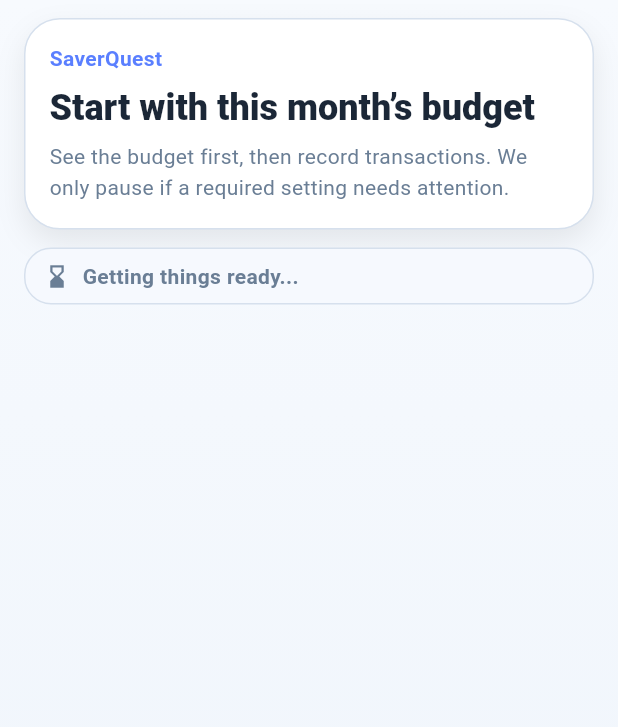
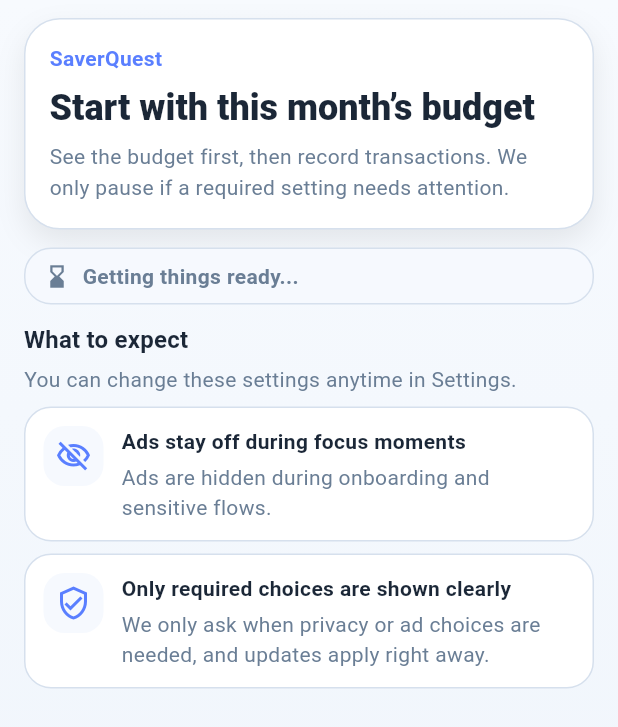
Before and after one commit to Forevernewvie/saverQuest, a Flutter app: the screen it shows after launch, on a phone screen of 412 x 824 dp. Shown: the top 727 px of the screen. Run offline on Flutter 3.47's test engine with Material 3 defaults, Android fonts, the phone set to English and light mode, and no system bars; our stand-ins replace firebase_analytics, firebase_core, firebase_crashlytics, firebase_remote_config, google_mobile_ads, shared_preferences; missing offline and left inert: app_tracking_transparency; accounts and stored records are empty; statements that could not run were skipped.

Commit message:
Clarify screen guidance and recovery paths in key money flows
This keeps the onboarding, report, and shared navigation surfaces easier to scan without changing ledger behavior. The patch adds trust cues during onboarding, gives filtered report views a clear way back to all recent activity, and relaxes the month switcher layout for compact large-text screens.

Constraint: Keep behavior intact and avoid new dependencies

Rejected: Broader screen-by-screen copy rewrite | too wide for the bounded worker-1 lane

Confidence: high

Scope-risk: narrow

Directive: Keep month-switcher controls readable under compact widths and large text before tightening the layout again

Tested: flutter analyze

Tested: flutter test test/features/report/report_page_test.dart test/widgets/common/app_blocks_test.dart test/features/responsive_layout_smoke_test.dart

Tested: flutter test test/features/onboarding/onboarding_page_test.dart

Not-tested: full device build

```diff
--- a/lib/core/localization/app_localizations.dart
+++ b/lib/core/localization/app_localizations.dart
@@ -251,6 +251,12 @@ class AppLocalizations {
     'Narrow recent transactions by category when needed.',
   );
   String get reportFilterAllLabel => _t('전체', 'All');
+  String get reportFilteredEmptyTitle =>
+      _t('선택한 카테고리의 최근 거래가 없습니다', 'No recent transactions in this category');
+  String get reportFilteredEmptyBody => _t(
+    '전체 보기로 돌아가면 다른 최근 거래를 확인할 수 있습니다.',
+    'Return to All to review the other recent transactions.',
+  );
   String get reportRecentEntriesTitle => _t('최근 거래', 'Recent transactions');
   String get reportBudgetStatusTitle => _t('예산 상태', 'Budget status');
   String get reportEmptyTitle =>
--- a/lib/features/onboarding/onboarding_page.dart
+++ b/lib/features/onboarding/onboarding_page.dart
@@ -107,6 +107,21 @@ class _OnboardingPageState extends State<OnboardingPage> {
             color: AppColors.textSecondary,
             message: l10n.onboardingAgreeProcessing,
           ),
+        AppSectionHeader(
+          title: l10n.onboardingTrustSectionTitle,
+          subtitle: l10n.onboardingSettingsHint,
+        ),
+        AppFeatureCard(
+          icon: Icons.visibility_off_outlined,
+          title: l10n.onboardingNoAdTitle,
+          body: l10n.onboardingNoAdBody,
+        ),
+        AppFeatureCard(
+          icon: Icons.verified_user_outlined,
+          title: l10n.onboardingConsentTitle,
+          body: l10n.onboardingConsentBody,
+          margin: EdgeInsets.zero,
+        ),
       ],
     );
   }
```
Also changed, not shown: lib/features/report/report_page.dart (+16 -2 lines), lib/widgets/common/app_blocks.dart (+61 -21 lines), 3 other files.
